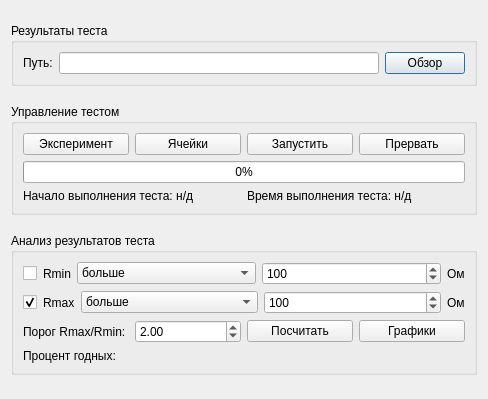
Qt form gui/uies/testing.ui (neurocomputer/MemriBoard) before a commit.
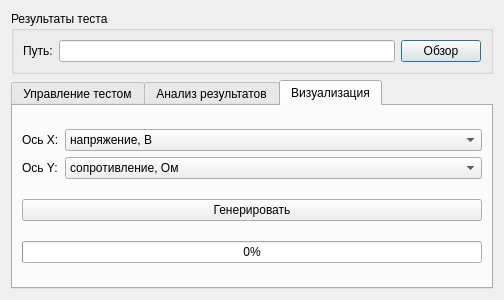
The same form after that commit. The open tabs and pages were chosen to show the change.

The edit to the form file:
```diff
--- a/gui/uies/testing.ui
+++ b/gui/uies/testing.ui
@@ -6,8 +6,8 @@
    <rect>
     <x>0</x>
     <y>0</y>
-    <width>488</width>
-    <height>399</height>
+    <width>504</width>
+    <height>300</height>
    </rect>
   </property>
   <property name="sizePolicy">
@@ -57,17 +57,15 @@
     </widget>
    </item>
    <item>
-    <widget class="QGroupBox" name="groupBox_2">
-     <property name="sizePolicy">
-      <sizepolicy hsizetype="Preferred" vsizetype="Maximum">
-       <horstretch>0</horstretch>
-       <verstretch>0</verstretch>
-      </sizepolicy>
+    <widget class="QTabWidget" name="tabWidget">
+     <property name="currentIndex">
+      <number>0</number>
      </property>
-     <property name="title">
+     <widget class="QWidget" name="tab_3">
+      <attribute name="title">
       <string>Управление тестом</string>
-     </property>
-     <layout class="QVBoxLayout" name="verticalLayout_6">
+      </attribute>
+      <layout class="QVBoxLayout" name="verticalLayout_4">
       <item>
        <layout class="QVBoxLayout" name="verticalLayout">
         <item>
@@ -131,20 +129,14 @@
       </item>
      </layout>
     </widget>
-   </item>
-   <item>
-    <widget class="QGroupBox" name="groupBox_3">
-     <property name="sizePolicy">
-      <sizepolicy hsizetype="Preferred" vsizetype="Maximum">
-       <horstretch>0</horstretch>
-       <verstretch>0</verstretch>
-      </sizepolicy>
-     </property>
-     <property name="title">
-      <string>Анализ результатов теста</string>
-     </property>
+     <widget class="QWidget" name="tab_4">
+      <attribute name="title">
+       <string>Анализ результатов</string>
+      </attribute>
      <layout class="QVBoxLayout" name="verticalLayout_2">
       <item>
+        <layout class="QVBoxLayout" name="verticalLayout_5">
+         <item>
        <layout class="QHBoxLayout" name="horizontalLayout_4">
         <item>
          <widget class="QCheckBox" name="checkbox_rmin">
@@ -294,6 +286,12 @@
        <layout class="QHBoxLayout" name="horizontalLayout_5">
         <item>
          <widget class="QLabel" name="label_3">
+             <property name="sizePolicy">
+              <sizepolicy hsizetype="Maximum" vsizetype="Preferred">
+               <horstretch>0</horstretch>
+               <verstretch>0</verstretch>
+              </sizepolicy>
+             </property>
           <property name="text">
            <string>Порог Rmax/Rmin:</string>
           </property>
@@ -316,13 +314,6 @@
           </property>
          </widget>
         </item>
-        <item>
-         <widget class="QPushButton" name="button_graphs">
-          <property name="text">
-           <string>Графики</string>
-          </property>
-         </widget>
-        </item>
        </layout>
       </item>
       <item>
@@ -333,6 +324,88 @@
        </widget>
       </item>
      </layout>
+       </item>
+      </layout>
+     </widget>
+     <widget class="QWidget" name="tab">
+      <attribute name="title">
+       <string>Визуализация</string>
+      </attribute>
+      <layout class="QVBoxLayout" name="verticalLayout_6">
+       <item>
+        <layout class="QGridLayout" name="gridLayout">
+         <item row="0" column="1">
+          <widget class="QComboBox" name="combo_xlabel">
+           <item>
+            <property name="text">
+             <string>напряжение, В</string>
+            </property>
+           </item>
+           <item>
+            <property name="text">
+             <string>отсчеты</string>
+            </property>
+           </item>
+          </widget>
+         </item>
+         <item row="1" column="0">
+          <widget class="QLabel" name="label_8">
+           <property name="sizePolicy">
+            <sizepolicy hsizetype="Maximum" vsizetype="Preferred">
+             <horstretch>0</horstretch>
+             <verstretch>0</verstretch>
+            </sizepolicy>
+           </property>
+           <property name="text">
+            <string>Ось Y:</string>
+           </property>
+          </widget>
+         </item>
+         <item row="0" column="0">
+          <widget class="QLabel" name="label_7">
+           <property name="sizePolicy">
+            <sizepolicy hsizetype="Maximum" vsizetype="Preferred">
+             <horstretch>0</horstretch>
+             <verstretch>0</verstretch>
+            </sizepolicy>
+           </property>
+           <property name="text">
+            <string>Ось Х:</string>
+           </property>
+          </widget>
+         </item>
+         <item row="1" column="1">
+          <widget class="QComboBox" name="combo_ylabel">
+           <item>
+            <property name="text">
+             <string>сопротивление, Ом</string>
+            </property>
+           </item>
+           <item>
+            <property name="text">
+             <string>ток, мА</string>
+            </property>
+           </item>
+          </widget>
+         </item>
+        </layout>
+       </item>
+       <item>
+        <widget class="QPushButton" name="button_generate_images">
+         <property name="text">
+          <string>Генерировать</string>
+         </property>
+        </widget>
+       </item>
+       <item>
+        <widget class="QProgressBar" name="progress_images">
+         <property name="value">
+          <number>0</number>
+         </property>
+        </widget>
+       </item>
+      </layout>
+     </widget>
     </widget>
    </item>
   </layout>
```
Left out of the diff: 23 changed lines with no effect on the pictures. Lines whose indentation alone changed are shown as unchanged.
